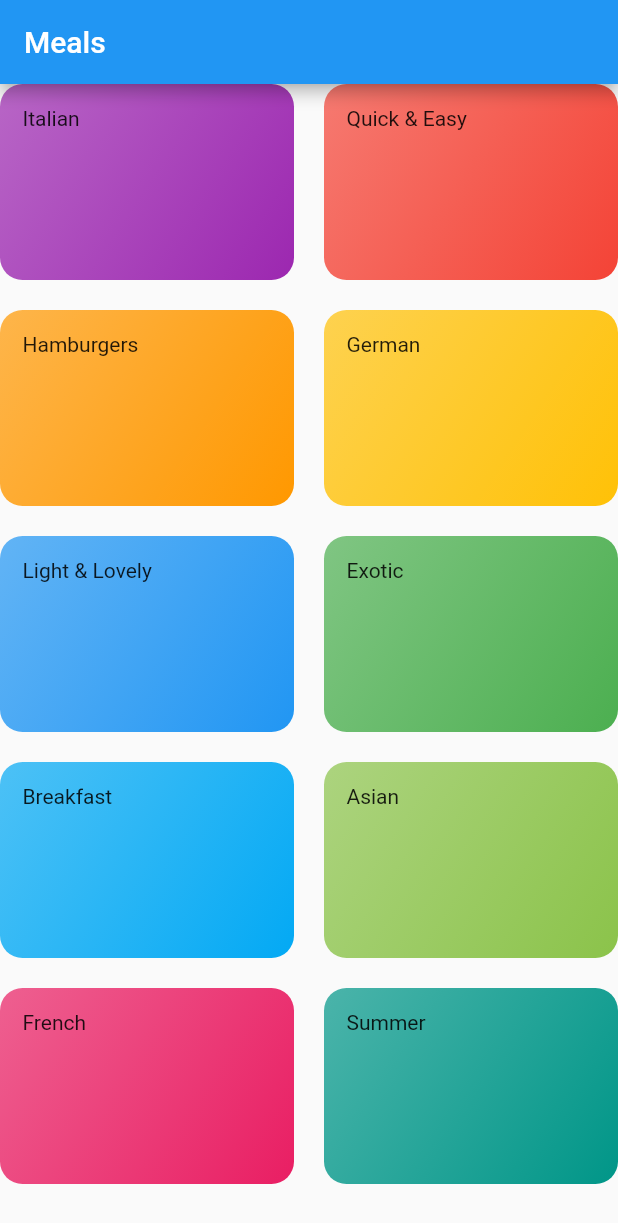
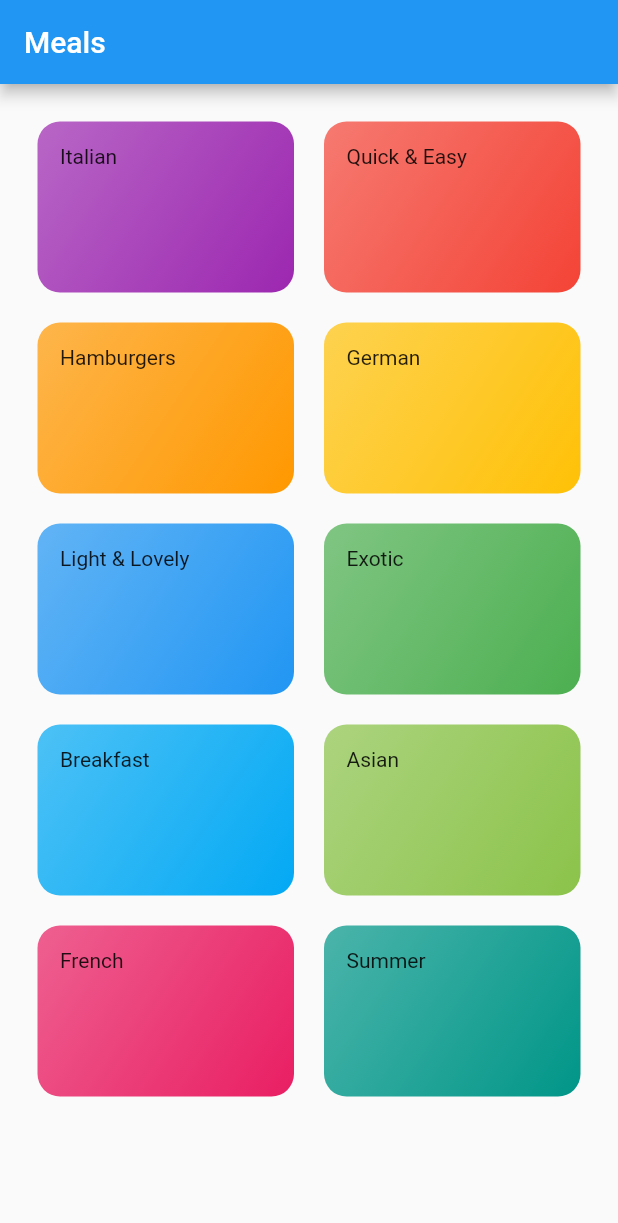
Before and after one commit to kaushalwagle/meals_app, a Flutter app: the screen it shows after launch, on a phone screen of 412 x 824 dp. Shown: the top 1223 px of the screen. Run offline on Flutter 3.47's test engine with Material 2 defaults, Android fonts, the phone set to English and light mode, and no system bars.

```diff
--- a/lib/categories_screen.dart
+++ b/lib/categories_screen.dart
@@ -1,3 +1,4 @@
+import 'package:flutter/cupertino.dart';
 import 'package:flutter/material.dart';
 
 import './dummy_data.dart';
@@ -11,6 +12,7 @@ class CategoriesScreen extends StatelessWidget {
         title: const Text('Meals'),
       ),
       body: GridView(
+        padding: const EdgeInsets.all(25),
         gridDelegate: SliverGridDelegateWithMaxCrossAxisExtent(
           maxCrossAxisExtent: 200,
           childAspectRatio: 3 / 2,
```
Also changed, not shown: pubspec.yaml (+17 -11 lines), assets/fonts/Raleway-Black.ttf (added), assets/fonts/Raleway-Bold.ttf (added), assets/fonts/Raleway-Regular.ttf (added), assets/fonts/RobotoCondensed-Bold.ttf (added), assets/fonts/RobotoCondensed-Italic.ttf (added), assets/fonts/RobotoCondensed-Light.ttf (added), assets/fonts/RobotoCondensed-Regular.ttf (added).
